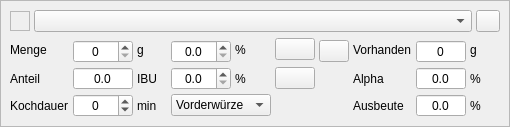
First picture: the form in kleiner-brauhelfer/widgets/wdghopfengabe.ui, repository kleiner-brauhelfer/kleiner-brauhelfer-2, before the edit.
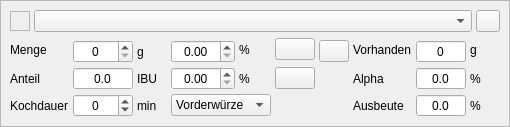
Second picture: the form after the edit. Icons and pictures are not drawn. Custom widgets are drawn as their Qt base class.

The edit to the form file:
```diff
--- a/kleiner-brauhelfer/widgets/wdghopfengabe.ui
+++ b/kleiner-brauhelfer/widgets/wdghopfengabe.ui
@@ -238,7 +238,7 @@
            <set>Qt::AlignCenter</set>
           </property>
           <property name="decimals">
-           <number>1</number>
+           <number>2</number>
           </property>
           <property name="minimum">
            <double>0.000000000000000</double>
@@ -310,7 +310,7 @@
            <set>Qt::AlignCenter</set>
           </property>
           <property name="decimals">
-           <number>1</number>
+           <number>2</number>
           </property>
           <property name="minimum">
            <double>0.000000000000000</double>
@@ -465,7 +465,7 @@
           </property>
          </widget>
         </item>
-        <item row="0" column="2" rowspan="2" colspan="2">
+        <item row="1" column="2">
          <widget class="QLabel" name="label_6">
           <property name="minimumSize">
            <size>
```
Left out of the diff: 533 changed lines with no effect on the pictures.
